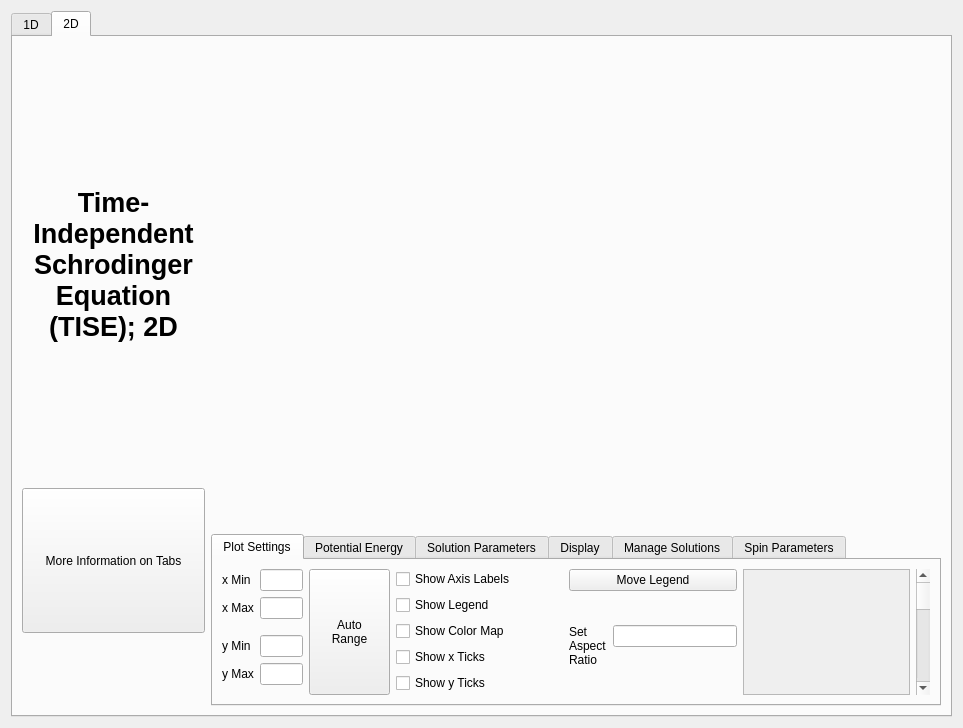
This is tisemainwindow.ui in ambeech1/QSandbox as Qt 5 draws it before an edit. The edited form follows.
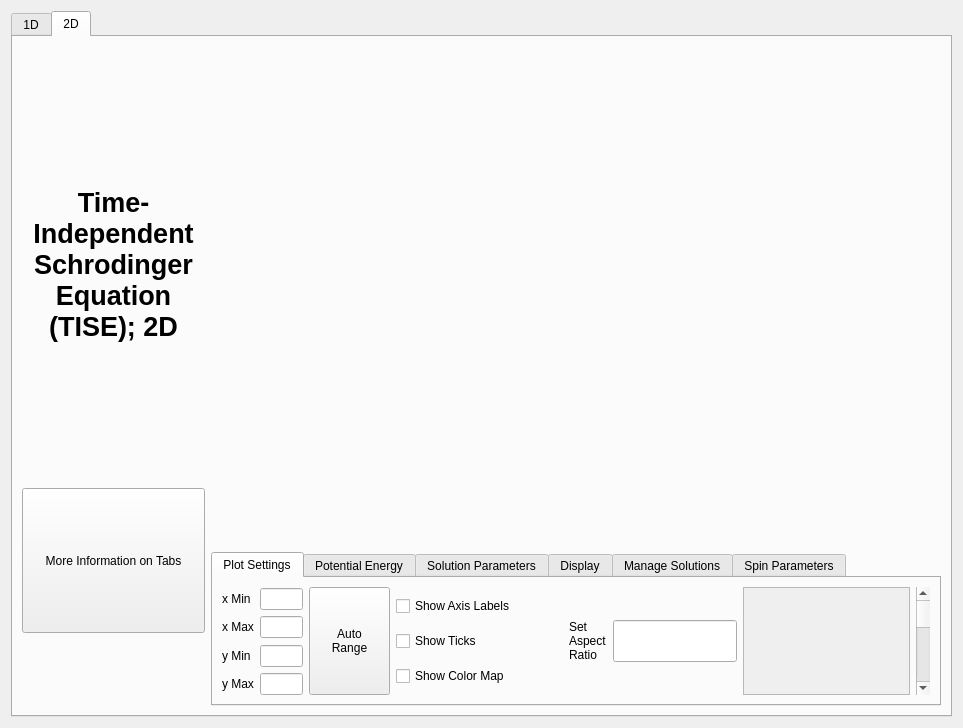
This is the edited form. The open tabs and pages were chosen to show the change. Custom widgets are drawn as their Qt base class.

```diff
--- a/tisemainwindow.ui
+++ b/tisemainwindow.ui
@@ -118,7 +118,7 @@
               </sizepolicy>
              </property>
              <property name="currentIndex">
-              <number>3</number>
+              <number>0</number>
              </property>
              <widget class="QWidget" name="plotsettings">
               <attribute name="title">
@@ -229,13 +229,6 @@
                      </property>
                     </widget>
                    </item>
-                   <item>
-                    <widget class="QCheckBox" name="showGrid">
-                     <property name="text">
-                      <string>Show Grid</string>
-                     </property>
-                    </widget>
-                   </item>
                    <item>
                     <widget class="QCheckBox" name="showAxes">
                      <property name="text">
@@ -243,6 +236,13 @@
                      </property>
                     </widget>
                    </item>
+                   <item>
+                    <widget class="QCheckBox" name="showGrid">
+                     <property name="text">
+                      <string>Show Grid</string>
+                     </property>
+                    </widget>
+                   </item>
                    <item>
                     <widget class="QCheckBox" name="showLegend">
                      <property name="text">
@@ -769,6 +769,9 @@
                   <layout class="QGridLayout" name="gridLayout_3" columnstretch="1,1" columnminimumwidth="1,1">
                    <item row="1" column="0">
                     <layout class="QFormLayout" name="formLayout_8">
+                     <property name="formAlignment">
+                      <set>Qt::AlignmentFlag::AlignLeading|Qt::AlignmentFlag::AlignLeft|Qt::AlignmentFlag::AlignVCenter</set>
+                     </property>
                      <item row="0" column="0">
                       <widget class="QLabel" name="label_14">
                        <property name="text">
@@ -793,6 +796,9 @@
                    </item>
                    <item row="0" column="0">
                     <layout class="QFormLayout" name="formLayout_9">
+                     <property name="formAlignment">
+                      <set>Qt::AlignmentFlag::AlignLeading|Qt::AlignmentFlag::AlignLeft|Qt::AlignmentFlag::AlignVCenter</set>
+                     </property>
                      <item row="0" column="0">
                       <widget class="QLabel" name="label_16">
                        <property name="text">
@@ -845,9 +851,9 @@
                     </widget>
                    </item>
                    <item>
-                    <widget class="QCheckBox" name="showLegend_2">
+                    <widget class="QCheckBox" name="showTicks">
                      <property name="text">
-                      <string>Show Legend</string>
+                      <string>Show Ticks</string>
                      </property>
                     </widget>
                    </item>
@@ -858,36 +864,25 @@
                      </property>
                     </widget>
                    </item>
-                   <item>
-                    <widget class="QCheckBox" name="showXTicks_2">
-                     <property name="text">
-                      <string>Show x Ticks</string>
-                     </property>
-                    </widget>
-                   </item>
-                   <item>
-                    <widget class="QCheckBox" name="showYTicksL_2">
-                     <property name="text">
-                      <string>Show y Ticks</string>
-                     </property>
-                    </widget>
-                   </item>
                   </layout>
                  </item>
                  <item>
                   <layout class="QVBoxLayout" name="verticalLayout_20">
-                   <item>
-                    <widget class="QPushButton" name="moveLegend">
-                     <property name="text">
-                      <string>Move Legend</string>
-                     </property>
-                    </widget>
-                   </item>
                    <item>
                     <layout class="QFormLayout" name="formLayout_10">
                      <property name="formAlignment">
                       <set>Qt::AlignmentFlag::AlignLeading|Qt::AlignmentFlag::AlignLeft|Qt::AlignmentFlag::AlignVCenter</set>
                      </property>
+                     <item row="0" column="1">
+                      <widget class="QLineEdit" name="lineEdit_8">
+                       <property name="sizePolicy">
+                        <sizepolicy hsizetype="Expanding" vsizetype="Preferred">
+                         <horstretch>0</horstretch>
+                         <verstretch>0</verstretch>
+                        </sizepolicy>
+                       </property>
+                      </widget>
+                     </item>
                      <item row="0" column="0">
                       <widget class="QLabel" name="label_19">
                        <property name="text">
@@ -897,9 +892,6 @@
                        </property>
                       </widget>
                      </item>
-                     <item row="0" column="1">
-                      <widget class="QLineEdit" name="lineEdit_8"/>
-                     </item>
                     </layout>
                    </item>
                   </layout>
@@ -915,7 +907,7 @@
                       <x>0</x>
                       <y>0</y>
                       <width>160</width>
-                      <height>125</height>
+                      <height>107</height>
                      </rect>
                     </property>
                    </widget>
```
